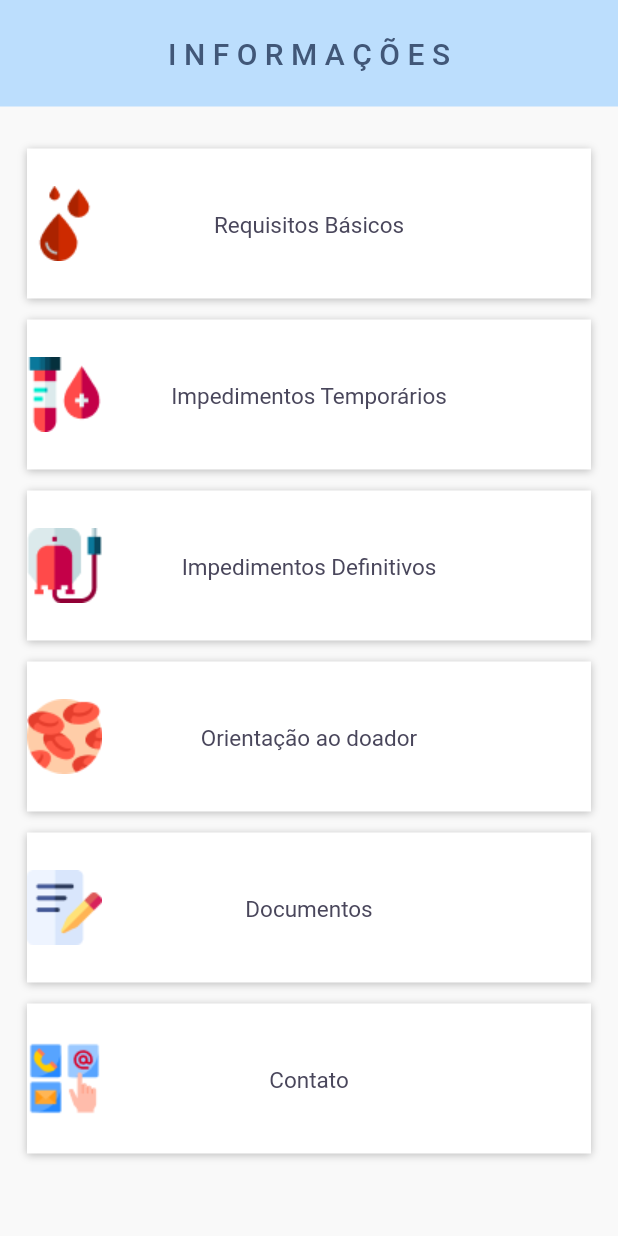
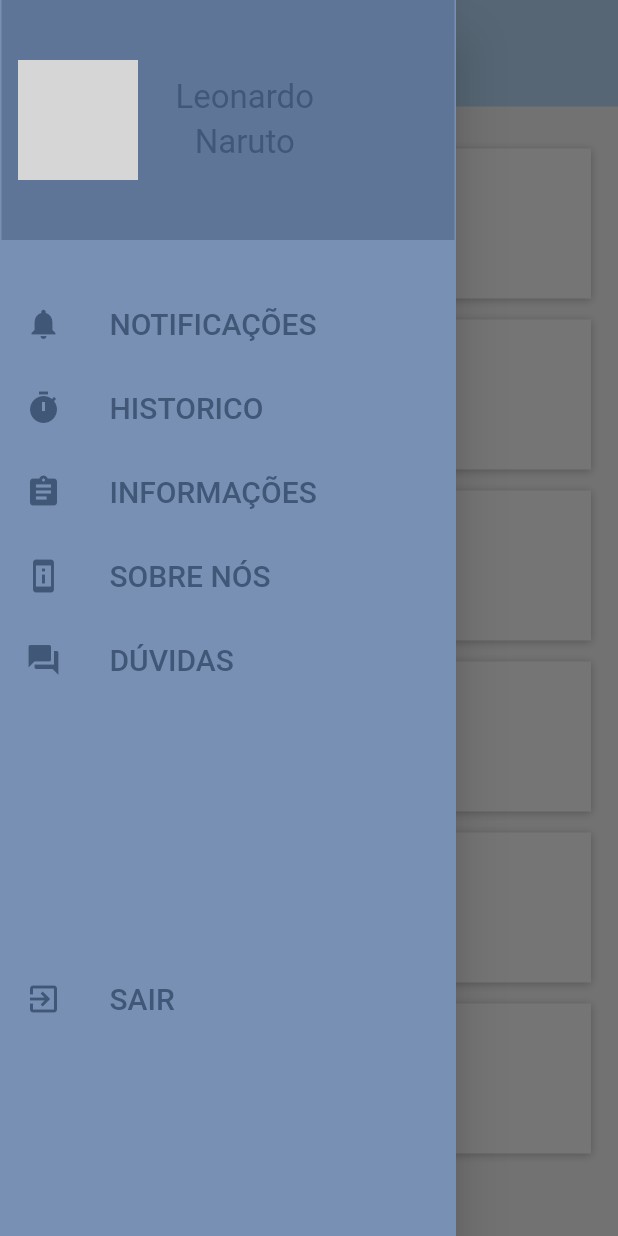
Before and after one commit to Blid-Devs/FlutterProject, a Flutter app: the screen it shows after launch, with the side drawer open (before the commit the screen has no drawer), on a phone screen of 412 x 824 dp. Run offline on Flutter 3.47's test engine with Material 2 defaults, Android fonts, the phone set to English and light mode, and no system bars; network calls fail; grey boxes are pictures that could not be loaded.

Commit message:
Alteração do Menu Lateral e inclusão da tela de sobre-nos'

```diff
--- a/blid/lib/main.dart
+++ b/blid/lib/main.dart
@@ -11,7 +11,7 @@ class BlidApp extends StatelessWidget {
   Widget build(BuildContext context) {
     return MaterialApp(
       debugShowCheckedModeBanner: false,
-      title: 'Informações',
+      title: 'Home Page',
       theme: ThemeData(
         primarySwatch: Colors.blue,
       ),
--- a/blid/lib/modules/Informacoes/Informacoes.dart
+++ b/blid/lib/modules/Informacoes/Informacoes.dart
@@ -1,3 +1,4 @@
+import 'package:blid/shared/menu_lateral/menu_lateral.dart';
 import 'package:blid/shared/themes/app_colors.dart';
 import 'package:blid/shared/themes/app_images.dart';
 import 'package:flutter/material.dart';
@@ -14,6 +15,7 @@ class _TelaInformacoesState extends State<TelaInformacoes> {
   Widget build(BuildContext context) {
     return Scaffold(
       backgroundColor: AppColors.background,
+      drawer: MenuLateral(),
       appBar: AppBar(
         title: Text('I N F O R M A Ç Õ E S',
             style: TextStyle(color: AppColors.azulEscuro)),
--- /dev/null
+++ b/blid/lib/shared/menu_lateral/menu_lateral.dart
@@ -0,0 +1,166 @@
+import 'package:blid/modules/Informacoes/Informacoes.dart';
+import 'package:blid/modules/sobre_nos/sobre_nos.dart';
+import 'package:blid/shared/themes/app_colors.dart';
+import 'package:blid/shared/themes/app_images.dart';
+import 'package:flutter/material.dart';
+
+class MenuLateral extends StatelessWidget {
+  final padding = EdgeInsets.symmetric(horizontal: 1);
+  @override
+  Widget build(BuildContext context) {
+    final Nome = 'Leonardo';
+    final Sobrenome = 'Naruto';
+    //final FotoPerfil = AppImages.teste;
+
+    return Drawer(
+      child: Material(
+        color: AppColors.menuBackground,
+        child: ListView(
+          padding: padding,
+          children: <Widget>[
+            buildHeader(
+              fotoPerfil: '',
+              nome: Nome,
+              sobrenome: Sobrenome,
+            ),
+            const SizedBox(
+              height: 28,
+            ),
+            buildMenuItem(
+              text: 'NOTIFICAÇÕES',
+              icon: Icons.notifications,
+              onClicked: () => selectedItem(context, 1),
+            ),
+            buildMenuItem(
+              text: 'HISTORICO',
+              icon: Icons.timer,
+              onClicked: () => selectedItem(context, 2),
+            ),
+            buildMenuItem(
+              text: 'INFORMAÇÕES',
+              icon: Icons.assignment,
+              onClicked: () => selectedItem(context, 3),
+            ),
+            buildMenuItem(
+              text: 'SOBRE NÓS',
+              icon: Icons.perm_device_info,
+              onClicked: () => selectedItem(context, 4),
+            ),
+            buildMenuItem(
+              text: 'DÚVIDAS',
+              icon: Icons.question_answer,
+              onClicked: () => selectedItem(context, 5),
+            ),
+            const SizedBox(
+              height: 170,
+            ),
+            buildMenuItem(
+              text: 'SAIR',
+              icon: Icons.exit_to_app,
+              onClicked: () => selectedItem(context, 6),
+            ),
+          ],
+        ),
+      ),
+    );
+  }
+
+  Widget buildHeader({
+    required String fotoPerfil,
+    required String nome,
+    required String sobrenome,
+  }) =>
+      InkWell(
+        child: Container(
+          padding: padding.add(EdgeInsets.symmetric(vertical: 40)),
+          color: AppColors.menuTop,
+          child: Row(
+            children: [
+              const SizedBox(
+                width: 10,
+              ),
+              CircleAvatar(
+                radius: 40,
+                backgroundImage: NetworkImage(fotoPerfil),
+              ),
+              const SizedBox(
+                width: 25,
+              ),
+              Column(
+                crossAxisAlignment: CrossAxisAlignment.center,
+                children: [
+                  Text(
+                    nome,
+                    style: TextStyle(fontSize: 22, color: AppColors.azulEscuro),
+                  ),
+                  const SizedBox(
+                    height: 4,
+                  ),
+                  Text(
+                    sobrenome,
+                    style: TextStyle(fontSize: 22, color: AppColors.azulEscuro),
+                  ),
+                ],
+              )
+            ],
+          ),
+        ),
+      );
+
+  Widget buildMenuItem({
+    required String text,
+    required IconData icon,
+    VoidCallback? onClicked,
+  }) {
+    final color = AppColors.azulEscuro;
+    final hoverColor = Colors.white70;
+    return ListTile(
+      leading: Icon(icon, color: color),
+      title: Text(text, style: TextStyle(color: color, fontSize: 20)),
+      hoverColor: hoverColor,
+      onTap: onClicked,
+    );
+  }
+
+  void selectedItem(BuildContext context, int index) {
+    Navigator.of(context).pop();
+
+    switch (index) {
+      case 0:
+        Navigator.of(context).push(MaterialPageRoute(
+          builder: (context) => TelaInformacoes(),
+        ));
+        break;
+      case 1:
+        Navigator.of(context).push(MaterialPageRoute(
+          builder: (context) => TelaInformacoes(),
+        ));
+        break;
+      case 2:
+        Navigator.of(context).push(MaterialPageRoute(
+          builder: (context) => TelaInformacoes(),
+        ));
+        break;
+      case 3:
+        Navigator.of(context).push(MaterialPageRoute(
+          builder: (context) => TelaInformacoes(),
+        ));
+        break;
+      case 4:
+        Navigator.of(context).push(MaterialPageRoute(
+          builder: (context) => TelaSobreNos(),
+        ));
+        break;
+      case 5:
+        Navigator.of(context).push(MaterialPageRoute(
+          builder: (context) => TelaInformacoes(),
+        ));
+        break;
+      case 6:
+        Navigator.of(context).push(MaterialPageRoute(
+          builder: (context) => TelaInformacoes(),
+        ));
+        break;
+    }
+  }
+}
--- a/blid/lib/shared/themes/app_images.dart
+++ b/blid/lib/shared/themes/app_images.dart
@@ -15,4 +15,7 @@ class AppImages {
       "assets/images/erythrocytes.png"; // Glóbulos vermelhos, Hemácias
   static const Contacts = "assets/images/communicate.png"; // Contatos
   static const Writing = "assets/images/writing.png"; //Folha de documentos
+
+  static const cv = "assets/images/conecta_vidas.jpg"; //Logo do App
+  static const co = "assets/images/CareOn.jpg"; //Logo da Empresa
 }
```
Also changed, not shown: blid/lib/modules/sobre_nos/sobre_nos.dart (added, +179 -0 lines), blid/assets/images/CareOn.jpg (added), blid/assets/images/conecta_vidas.jpg (added), blid/assets/images/gorila.jpg (added).
